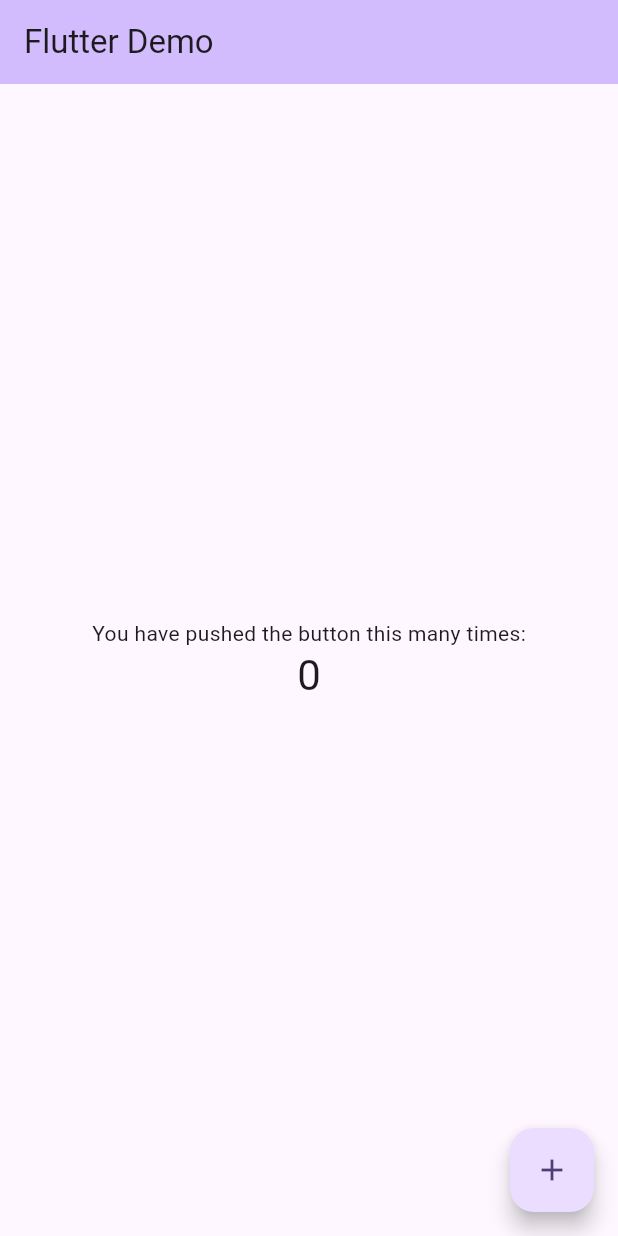
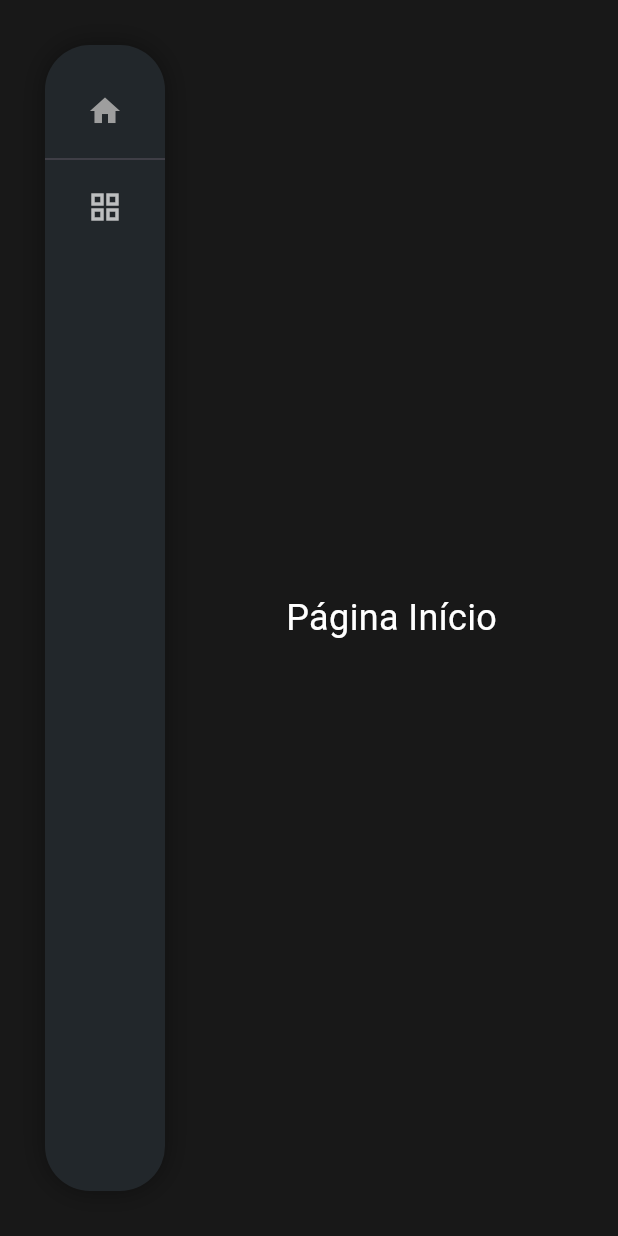
Before and after one commit to DaviErlon/MyUniPlanner, a Flutter app: the screen it shows after launch, on a phone screen of 412 x 824 dp. Run offline on Flutter 3.47's test engine with Material 3 defaults, Android fonts, the phone set to English and light mode, and no system bars.

Commit message:
Desenvolviemento de animações mais consistentes

```diff
--- a/lib/main.dart
+++ b/lib/main.dart
@@ -1,70 +1,6 @@
 import 'package:flutter/material.dart';
-import 'package:window_manager/window_manager.dart';
+import 'package:myuniplanner/screens/mainscreen.dart';
+
 void main() async {
-
-  WidgetsFlutterBinding.ensureInitialized();
-  await windowManager.ensureInitialized();
-
   runApp(const MyApp());
 }
-
-class MyApp extends StatelessWidget {
-  const MyApp({super.key});
-
-  @override
-  Widget build(BuildContext context) {
-    return MaterialApp(
-      title: 'Flutter Demo',
-      theme: ThemeData(
-      colorScheme: ColorScheme.fromSeed(seedColor: Colors.deepPurple),
-      ),
-      home: const MyHomePage(title: 'Flutter Demo'),
-    );
-  }
-}
-
-class MyHomePage extends StatefulWidget {
-
-  const MyHomePage({super.key, required this.title});
-  final String title;
-
-  @override
-  State<MyHomePage> createState() => _MyHomePageState();
-}
-
-class _MyHomePageState extends State<MyHomePage> {
-  int _counter = 0;
-
-  void _incrementCounter() {
-    setState(() {
-      _counter++;
-    });
-  }
-
-  @override
-  Widget build(BuildContext context) {
-    return Scaffold(
-      appBar: AppBar(
-        backgroundColor: Theme.of(context).colorScheme.inversePrimary,
-        title: Text(widget.title),
-      ),
-      body: Center(
-        child: Column(
-          mainAxisAlignment: MainAxisAlignment.center,
-          children: <Widget>[
-            const Text('You have pushed the button this many times:'),
-            Text(
-              '$_counter',
-              style: Theme.of(context).textTheme.headlineMedium,
-            ),
-          ],
-        ),
-      ),
-      floatingActionButton: FloatingActionButton(
-        onPressed: _incrementCounter,
-        tooltip: 'Increment',
-        child: const Icon(Icons.add),
-      ),
-    );
-  }
-}
--- /dev/null
+++ b/lib/models/status.dart
@@ -0,0 +1,5 @@
+enum EstadoDisciplina {
+  concluida,
+  liberada,
+  bloqueada
+}
--- /dev/null
+++ b/lib/screens/mainscreen.dart
@@ -0,0 +1,182 @@
+import 'package:flutter/material.dart';
+
+
+class MyApp extends StatelessWidget {
+  const MyApp({super.key});
+
+  @override
+  Widget build(BuildContext context) {
+    return MaterialApp(
+      title: 'MyUniPlanner',
+      debugShowCheckedModeBanner: false,
+      theme: ThemeData(
+        brightness: Brightness.dark,
+        primarySwatch: Colors.deepPurple,
+      ),
+      home: const Home(),
+    );
+  }
+}
+
+class Home extends StatefulWidget {
+  const Home({super.key});
+
+  @override
+  State<Home> createState() => _HomeState();
+}
+
+class _HomeState extends State<Home> with SingleTickerProviderStateMixin {
+  late AnimationController _controller;
+  late Animation<double> _widthAnimation;
+  late Animation<double> _opacityAnimation;
+
+  final double _minWidth = 80.0;
+  final double _maxWidth = 250.0;
+
+  int _selectedIndex = 0;
+
+  final List<Widget> _pages = [
+    Container(
+      color: Colors.transparent, // Cor transparente para ver o fundo do Scaffold
+      child: const Center(
+        child: Text("Página Início", style: TextStyle(fontSize: 24, color: Colors.white)),
+      ),
+    ),
+    Container(
+      color: Colors.transparent, // Cor transparente para ver o fundo do Scaffold
+      child: const Center(
+        child: Text("Página Grades", style: TextStyle(fontSize: 24, color: Colors.white)),
+      ),
+    ),
+  ];
+
+  @override
+  void initState() {
+    super.initState();
+    _controller = AnimationController(
+      vsync: this,
+      duration: const Duration(milliseconds: 300),
+    );
+    _widthAnimation = Tween<double>(begin: _minWidth, end: _maxWidth).animate(
+      CurvedAnimation(parent: _controller, curve: Curves.easeInOut),
+    );
+    _opacityAnimation = Tween<double>(begin: 0.0, end: 1.0).animate(
+      CurvedAnimation(parent: _controller, curve: const Interval(0.5, 1.0)),
+    );
+  }
+
+  @override
+  void dispose() {
+    _controller.dispose();
+    super.dispose();
+  }
+
+  void _onHoverEnter(PointerEvent details) {
+    _controller.forward();
+  }
+
+  void _onHoverExit(PointerEvent details) {
+    _controller.reverse();
+  }
+
+  @override
+  Widget build(BuildContext context) {
+    return Scaffold(
+      // Adicionamos uma cor de fundo ao Scaffold para que o padding seja visível
+      backgroundColor: const Color(0xff181818),
+      body: Stack(
+        children: [
+          // CAMADA DE BAIXO: O conteúdo da página.
+          Padding(
+            // O padding da página principal precisa considerar o padding da sidebar também
+            padding: EdgeInsets.only(left: _minWidth + 30.0),
+            child: _pages[_selectedIndex],
+          ),
+
+          // CAMADA DE CIMA: A sidebar animada, agora com padding geral.
+          Padding(
+            padding: const EdgeInsets.all(30.0),
+            child: MouseRegion(
+              onEnter: _onHoverEnter,
+              onExit: _onHoverExit,
+              child: AnimatedBuilder(
+                animation: _controller,
+                builder: (context, child) {
+                  return Container(
+                    width: _widthAnimation.value,
+                    clipBehavior: Clip.antiAlias, // Garante que o conteúdo respeite as bordas
+                    decoration: BoxDecoration(
+                      color: const Color(0xFF22272B),
+                      borderRadius: BorderRadius.circular(30.0), // Bordas arredondadas
+                      boxShadow: const [
+                        BoxShadow(
+                          color: Colors.black38,
+                          blurRadius: 15,
+                        ),
+                      ],
+                    ),
+                    child: ListView(
+                      children: [
+                        const SizedBox(height: 20),
+                        _buildSidebarItem(Icons.home, "Início", 0),
+                        const Divider(),
+                        _buildSidebarItem(Icons.grid_view, "Grades", 1),
+                      ],
+                    ),
+                  );
+                },
+              ),
+            ),
+          ),
+        ],
+      ),
+    );
+  }
+
+  Widget _buildSidebarItem(IconData icon, String title, int index) {
+    final bool isSelected = _selectedIndex == index;
+    final color = isSelected ? Theme.of(context).primaryColorLight : Colors.white70;
+
+    return InkWell(
+      onTap: () {
+        setState(() {
+          _selectedIndex = index;
+        });
+      },
+      // Desabilitando o splash para um visual mais limpo com o InkWell
+      splashColor: Colors.transparent,
+      highlightColor: Colors.white10,
+      child: Padding(
+        padding: const EdgeInsets.symmetric(vertical: 12.0),
+        child: Row(
+          children: [
+            SizedBox(
+              width: _minWidth,
+              child: Icon(
+                icon,
+                color: color,
+                size: 24,
+              ),
+            ),
+            if (_widthAnimation.value > _minWidth + 20)
+              Expanded(
+                child: Opacity(
+                  opacity: _opacityAnimation.value,
+                  child: Text(
+                    title,
+                    style: TextStyle(
+                      color: color,
+                      fontSize: 16,
+                      fontWeight: isSelected ? FontWeight.bold : FontWeight.normal,
+                    ),
+                    maxLines: 1,
+                    overflow: TextOverflow.ellipsis,
+                  ),
+                ),
+              ),
+          ],
+        ),
+      ),
+    );
+  }
+}
--- a/lib/utils/close.dart
+++ b/lib/utils/close.dart
@@ -1,5 +1,5 @@
-import 'package:window_manager/window_manager.dart';
+import 'dart:io';
 
 void closeProgram() async {
-  await windowManager.close();
+  exit(1);
 }
--- a/lib/utils/datajson.dart
+++ b/lib/utils/datajson.dart
@@ -1,7 +1,7 @@
 import 'dart:convert';
 import 'package:flutter/services.dart' show rootBundle;
 import 'package:myuniplanner/utils/close.dart';
-import 'package:myuniplanner/models/grade.dart';
+import 'package:myuniplanner/models/grid.dart';
 
 String _searchFile(String curso){
 
--- a/lib/widgets/cadeira.dart
+++ /dev/null
@@ -1,16 +0,0 @@
-import 'package:flutter/material.dart';
-
-class Cadeira extends StatefulWidget{
-
-  Cadeira({})
-
-  @override
-  State<Cadeira> createState() => _Cadeira();
-}
-
-class _Cadeira extends State<Cadeira>{
-  @override
-  Widget build(BuildContext context){
-
-  }
-}
--- a/pubspec.yaml
+++ b/pubspec.yaml
@@ -15,8 +15,6 @@ environment:
 dependencies:
   flutter:
     sdk: flutter
-
-  window_manager: ^0.3.4
 
   # Ícones no estilo iOS (opcional)
   cupertino_icons: ^1.0.8
```
Also changed, not shown: lib/models/grid.dart (renamed from lib/models/grade.dart), pubspec.lock.
